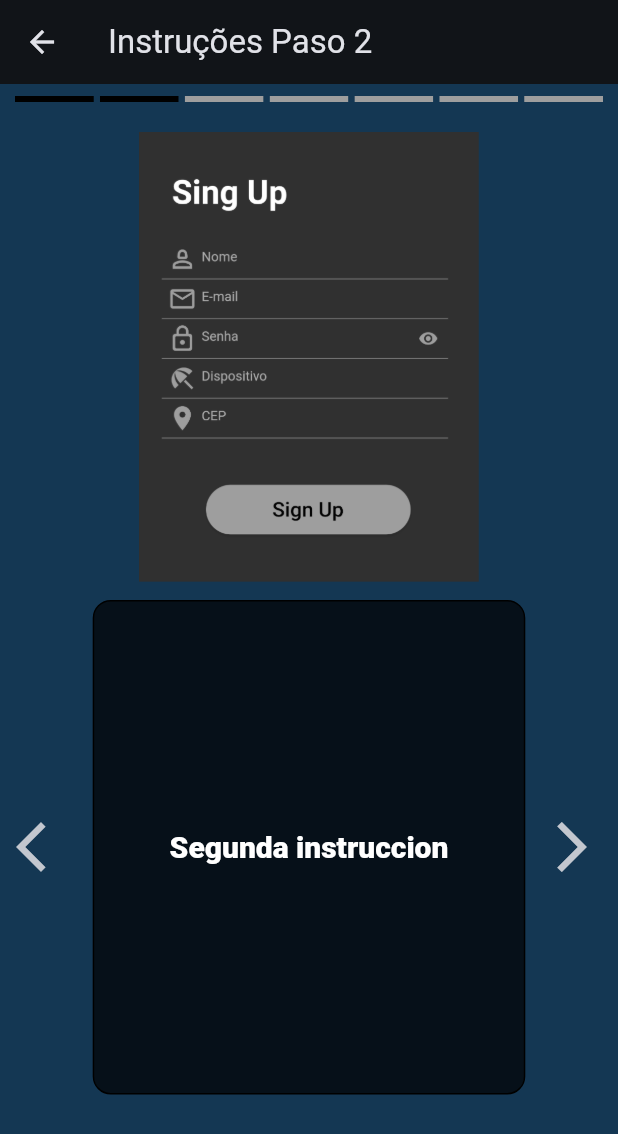
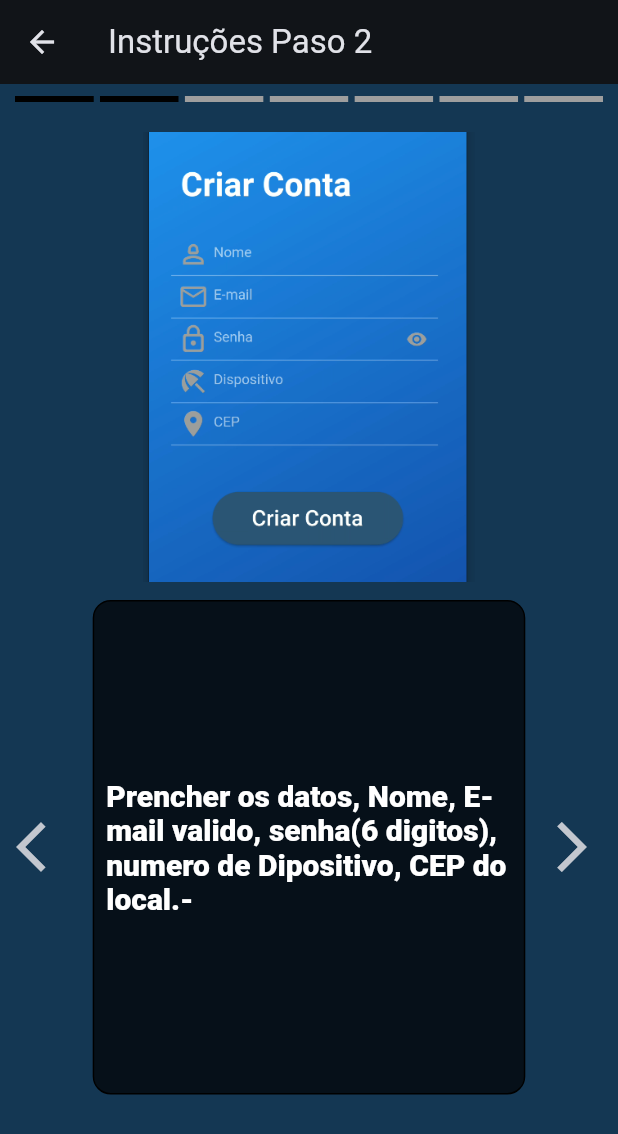
Before and after one commit to Alejandro-diego/hidrotecpub, a Flutter app: the InstructionPage1 screen opened directly, after a tap on the "arrow forward ios" icon, on a phone screen of 412 x 824 dp. Shown: the top 1134 px of the screen. Run offline on Flutter 3.47's test engine with Material 2 defaults, Android fonts, the phone set to English and light mode, and no system bars; drawn by our look-alikes of animated_text_kit, step_progress_indicator; our stand-ins replace google_fonts, page_transition.

Commit message:
first commit

```diff
--- a/lib/screen/instrictions/instruction_page1.dart
+++ b/lib/screen/instrictions/instruction_page1.dart
@@ -21,9 +21,9 @@ class InstructionPage1 extends StatelessWidget {
           Responsive(
             mobile: MovilPage(
               step: 1,
-              assetImage: 'assets/log1.png',
+              assetImage: 'assets/inst1.png',
               textIntruction:
-                  'A primeira coisa que vamos fazer é criar uma conta para poder operar nosso aplicativo, vamos inserir um e-mail válido e uma senha (seis dígitos).Então pressionamos onde diz "Precisa de uma Conta?"',
+                  'A primeira coisa que vamos fazer é criar uma conta para poder operar nosso aplicativo, ou inserir nosso e-mail sim ja temos conta de entes.-"',
               onPress: () {
                 Navigator.push(
                   context,
--- a/lib/screen/instrictions/instruction_page2.dart
+++ b/lib/screen/instrictions/instruction_page2.dart
@@ -21,8 +21,8 @@ class InstructionPage2 extends StatelessWidget {
           Responsive(
             mobile: MovilPage(
               step: 2,
-              assetImage: 'assets/cadastro.png',
-              textIntruction: 'Segunda instruccion',
+              assetImage: 'assets/inst2.png',
+              textIntruction: 'Prencher os datos, Nome, E-mail valido, senha(6 digitos), numero de Dipositivo, CEP do local.-  ',
               onPress: () {
                 Navigator.push(
                   context,
--- a/lib/screen/instrictions/instruction_page3.dart
+++ b/lib/screen/instrictions/instruction_page3.dart
@@ -22,8 +22,8 @@ class InstructionPage3 extends StatelessWidget {
           Responsive(
             mobile: MovilPage(
               step: 3,
-              assetImage: 'assets/log1.png',
-              textIntruction: 'Tercera instruccion',
+              assetImage: 'assets/inst3.png',
+              textIntruction: 'Uma vez feito o login vamos pra "Menu" na parte superior direito',
               onPress: () {
                 Navigator.push(
                   context,
--- a/lib/screen/instrictions/instruction_page4.dart
+++ b/lib/screen/instrictions/instruction_page4.dart
@@ -22,8 +22,8 @@ class InstructionPage4 extends StatelessWidget {
           Responsive(
               mobile: MovilPage(
             step: 4,
-            assetImage: 'assets/log1.png',
-            textIntruction: 'Quarta instruccion',
+            assetImage: 'assets/inst4.png',
+            textIntruction: 'Comprobar sim nosso BLUETOOTH de nosso telefone esta ligado, e escoller ParearDisp.-',
             onPress: () {
               Navigator.push(
                 context,
--- a/lib/screen/instrictions/instruction_page5.dart
+++ b/lib/screen/instrictions/instruction_page5.dart
@@ -21,8 +21,8 @@ class InstructionPage5 extends StatelessWidget {
           Responsive(
               mobile: MovilPage(
             step: 5,
-            assetImage: 'assets/log1.png',
-            textIntruction: 'Quinta instruccion',
+            assetImage: 'assets/inst5.png',
+            textIntruction: 'Comprobar sim nosso Dispositvo Hidrotec esta ligado em nossa piscina, e escoller Hidrotec_BLE_Disp.-',
             onPress: () {
               Navigator.push(
                 context,
--- a/lib/screen/instrictions/instruction_page6.dart
+++ b/lib/screen/instrictions/instruction_page6.dart
@@ -21,8 +21,8 @@ class InstructionPage6 extends StatelessWidget {
           Responsive(
               mobile: MovilPage(
             step: 6,
-            assetImage: 'assets/log1.png',
-            textIntruction: 'Septima instruccion',
+            assetImage: 'assets/inst6.png',
+            textIntruction: 'Comprobar sim nosso Router de Wi-Fi esta ligado, e escoller nossa rede e senha.-',
             onPress: () {
               Navigator.push(
                 context,
--- a/lib/screen/instrictions/instruction_page7.dart
+++ b/lib/screen/instrictions/instruction_page7.dart
@@ -20,8 +20,8 @@ class InstructionPage7 extends StatelessWidget {
           Responsive(
             mobile: MovilPage(
               step: 7,
-              assetImage: 'assets/log1.png',
-              textIntruction: 'Sexta instruccion',
+              assetImage: 'assets/inst7.png',
+              textIntruction: 'Seu App esta pronta para usar',
               onPress: () {
                 Navigator.push(
                   context,
```
Also changed, not shown: assets/inst1.png (added), assets/inst2.png (added), assets/inst3.png (added), assets/inst4.png (added), assets/inst5.png (added), assets/inst6.png (added), assets/inst7.png (added).
